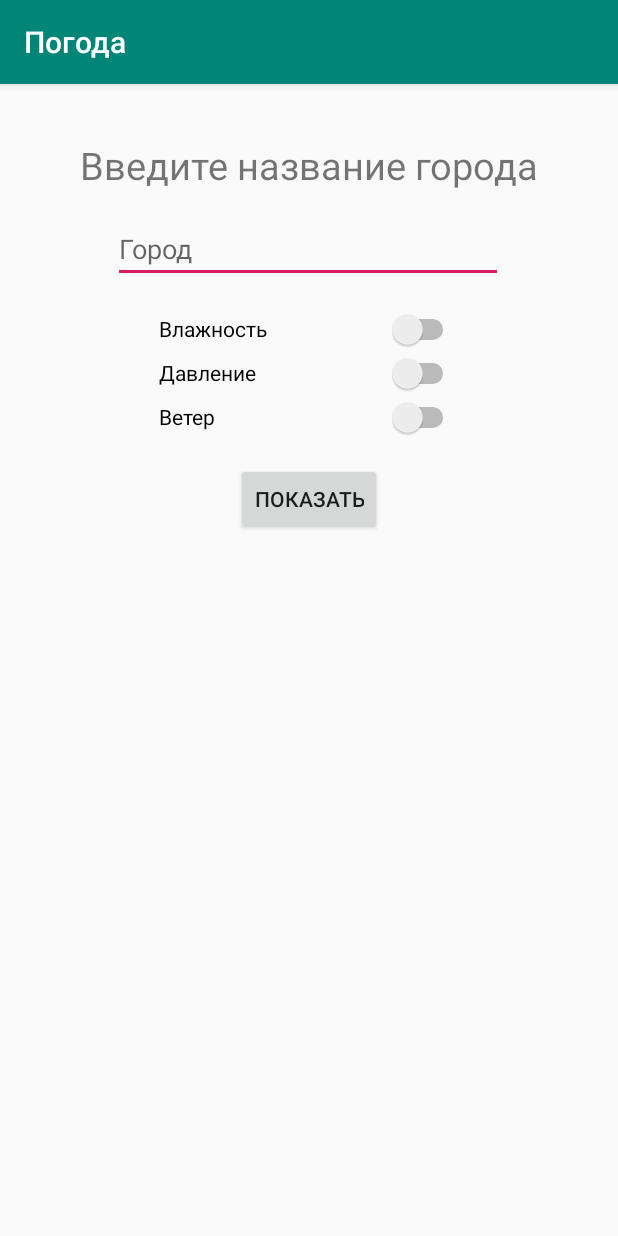
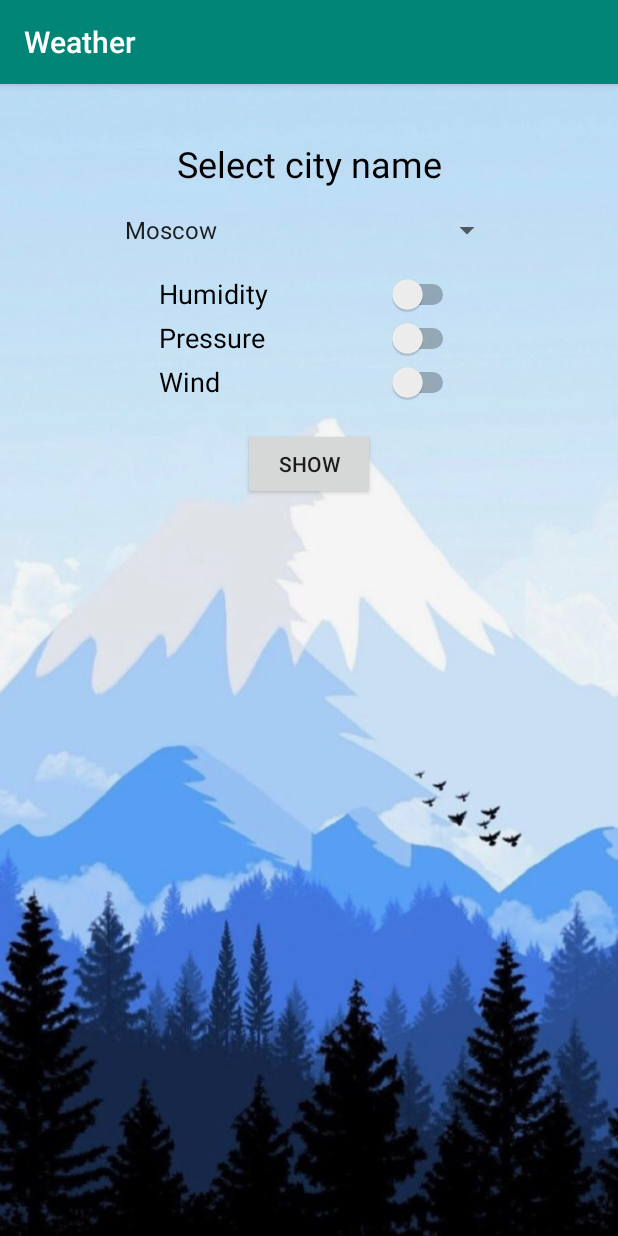
Before and after one commit to javaist/geekbrains-android-basics, an Android app: the screen it shows after launch (MainActivity), on a phone screen of 412 x 824 dp. Run offline under Robolectric (Android 15) with nearby library versions, the phone set to English and light mode, and no system bars.

Commit message:
Lesson 4: Answer

```diff
--- a/app/src/main/java/ru/xsd/javaist/android/weather/MainActivity.java
+++ b/app/src/main/java/ru/xsd/javaist/android/weather/MainActivity.java
@@ -6,15 +6,16 @@ import android.content.Intent;
 import android.os.Bundle;
 import android.util.Log;
 import android.view.View;
+import android.widget.ArrayAdapter;
 import android.widget.Button;
-import android.widget.EditText;
+import android.widget.Spinner;
 import android.widget.Switch;
 import android.widget.Toast;
 
 public class MainActivity extends AppCompatActivity {
     private static final String TAG = "MainActivity";
 
-    private EditText cityName;
+    private Spinner cityName;
     private Button searchButton;
     private Switch humiditySwitch, pressureSwitch, windSwitch;
 
@@ -28,7 +29,9 @@ public class MainActivity extends AppCompatActivity {
         super.onCreate(savedInstanceState);
         setContentView(R.layout.activity_main);
         initViews();
+
         setOnSearchButtonClick();
+
         Toast.makeText(getBaseContext(), "onCreate", Toast.LENGTH_SHORT).show();
     }
 
@@ -37,7 +40,8 @@ public class MainActivity extends AppCompatActivity {
             @Override
             public void onClick(View v) {
                 Intent intent = new Intent(MainActivity.this, CityActivity.class);
-                String cityTitle = cityName.getText().toString();
+                Log.d(TAG, cityName.getSelectedItem().toString());
+                String cityTitle = cityName.getSelectedItem().toString();
                 intent.putExtra(cityTitleKey, cityTitle);
                 boolean humiditySwitchValue = humiditySwitch.isChecked();
                 intent.putExtra(humiditySwitchKey, humiditySwitchValue);
@@ -52,7 +56,7 @@ public class MainActivity extends AppCompatActivity {
 
     private void initViews() {
         searchButton = findViewById(R.id.searchButton);
-        cityName = findViewById(R.id.searchInput);
+        cityName = findViewById(R.id.citySpinner);
         humiditySwitch = findViewById(R.id.humiditySwitch);
         pressureSwitch = findViewById(R.id.pressureSwitch);
         windSwitch = findViewById(R.id.windSwitch);
--- a/app/src/main/res/layout/activity_main.xml
+++ b/app/src/main/res/layout/activity_main.xml
@@ -5,27 +5,38 @@
     android:orientation="vertical"
     android:layout_width="match_parent"
     android:layout_height="match_parent"
-    tools:context=".MainActivity">
+    tools:context=".MainActivity"
+    android:background="@drawable/background">
 
     <TextView
         android:id="@+id/counterTextView"
         android:layout_width="wrap_content"
         android:layout_height="wrap_content"
         android:text="@string/hello_message"
-        android:textSize="25sp"
+        style="@style/TitleText"
         app:layout_constraintBottom_toBottomOf="parent"
         app:layout_constraintLeft_toLeftOf="parent"
         app:layout_constraintRight_toRightOf="parent"
         app:layout_constraintTop_toTopOf="parent"
         app:layout_constraintVertical_bias="0.05" />
 
-    <EditText
-        android:id="@+id/searchInput"
+<!--    <TextView-->
+<!--        android:id="@+id/citySpinnerText"-->
+<!--        android:layout_width="wrap_content"-->
+<!--        android:layout_height="wrap_content"-->
+<!--        android:visibility="gone"-->
+<!--        style="@style/KeyText" />-->
+
+    <Spinner
+        android:id="@+id/citySpinner"
         android:layout_width="260dp"
         android:layout_height="wrap_content"
+        android:entries="@array/city_array"
+        android:prompt="@string/city_prompt"
         android:layout_marginTop="16dp"
-        android:inputType="text"
-        android:hint="@string/searchStringHint"
+
+        style="@style/KeyText"
+
         app:layout_constraintEnd_toEndOf="parent"
         app:layout_constraintHorizontal_bias="0.496"
         app:layout_constraintStart_toStartOf="parent"
@@ -36,7 +47,7 @@
         android:layout_width="wrap_content"
         android:layout_height="wrap_content"
         android:layout_marginTop="16dp"
-        android:text="@string/searchButton"
+        android:text="@string/search_button"
         app:layout_constraintEnd_toEndOf="parent"
         app:layout_constraintStart_toStartOf="parent"
         app:layout_constraintTop_toBottomOf="@+id/windSwitch" />
@@ -46,16 +57,18 @@
         android:layout_width="200dp"
         android:layout_height="29dp"
         android:layout_marginTop="16dp"
-        android:text="@string/humiditySwitch"
+        android:text="@string/humidity_switch"
+        style="@style/KeyText"
         app:layout_constraintEnd_toEndOf="parent"
         app:layout_constraintStart_toStartOf="parent"
-        app:layout_constraintTop_toBottomOf="@+id/searchInput" />
+        app:layout_constraintTop_toBottomOf="@+id/citySpinner" />
 
     <Switch
         android:id="@+id/pressureSwitch"
         android:layout_width="200dp"
         android:layout_height="29dp"
-        android:text="@string/pressureSwitch"
+        android:text="@string/pressure_switch"
+        style="@style/KeyText"
         app:layout_constraintEnd_toEndOf="parent"
         app:layout_constraintStart_toStartOf="parent"
         app:layout_constraintTop_toBottomOf="@+id/humiditySwitch" />
@@ -64,7 +77,8 @@
         android:id="@+id/windSwitch"
         android:layout_width="200dp"
         android:layout_height="29dp"
-        android:text="@string/windSwitch"
+        android:text="@string/wind_switch"
+        style="@style/KeyText"
         app:layout_constraintEnd_toEndOf="parent"
         app:layout_constraintStart_toStartOf="parent"
         app:layout_constraintTop_toBottomOf="@+id/pressureSwitch" />
--- /dev/null
+++ b/app/src/main/res/values/arrays.xml
@@ -0,0 +1,11 @@
+<?xml version="1.0" encoding="utf-8"?>
+<resources>
+    <string-array name="city_array">
+        <item>Moscow</item>
+        <item>St Petersburg</item>
+        <item>Novosibirsk</item>
+        <item>Yekaterinburg</item>
+        <item>Nizhny Novgorod</item>
+    </string-array>
+
+</resources>
--- a/app/src/main/res/values/strings.xml
+++ b/app/src/main/res/values/strings.xml
@@ -1,16 +1,18 @@
 <resources>
-    <string name="app_name">Погода</string>
-    <string name="hello_message">Введите название города</string>
-    <string name="searchButton">Показать</string>
-    <string name="defaultCityTitle">Не найден</string>
-    <string name="temperatureKey">Температура:</string>
-    <string name="humidityKey">Влажность:</string>
-    <string name="pressureKey">Давление:</string>
-    <string name="windKey">Скорость ветра:</string>
-    <string name="defaultTextView">нет данных</string>
-    <string name="windSwitch">Ветер</string>
-    <string name="pressureSwitch">Давление</string>
-    <string name="humiditySwitch">Влажность</string>
-    <string name="searchStringHint">Город</string>
+    <string name="app_name">Weather</string>
+    <string name="hello_message">Select city name</string>
+    <string name="search_button">Show</string>
+    <string name="not_found">Not found</string>
+    <string name="temperature_key">Temperature:</string>
+    <string name="humidity_key">Humidity:</string>
+    <string name="pressure_key">Pressure:</string>
+    <string name="wind_key">Wind:</string>
+    <string name="default_text_view">N/A</string>
+    <string name="wind_switch">Wind</string>
+    <string name="pressure_switch">Pressure</string>
+    <string name="humidity_switch">Humidity</string>
+    <string name="city_prompt">Select city</string>
+    <string name="pressure_units">mm Hg</string>
+    <string name="speed_units">m/s</string>
 
 </resources>
--- a/app/src/main/res/values/styles.xml
+++ b/app/src/main/res/values/styles.xml
@@ -8,4 +8,21 @@
         <item name="colorAccent">@color/colorAccent</item>
     </style>
 
+    <style name="TitleText">
+        <item name="android:textSize">24sp</item>
+        <item name="android:textColor">@android:color/black</item>
+    </style>
+
+    <style name="KeyText">
+        <item name="android:textSize">18sp</item>
+        <item name="android:textColor">@android:color/black</item>
+
+
+    </style>
+
+    <style name="ValueText">
+        <item name="android:textSize">18sp</item>
+        <item name="android:textColor">@android:color/holo_red_dark</item>
+    </style>
+
 </resources>
```
Also changed, not shown: app/src/main/java/ru/xsd/javaist/android/weather/CityActivity.java (+4 -6 lines), app/src/main/res/layout/activity_city.xml (+21 -19 lines), app/src/main/res/drawable/background.png (added), 2 other files.
